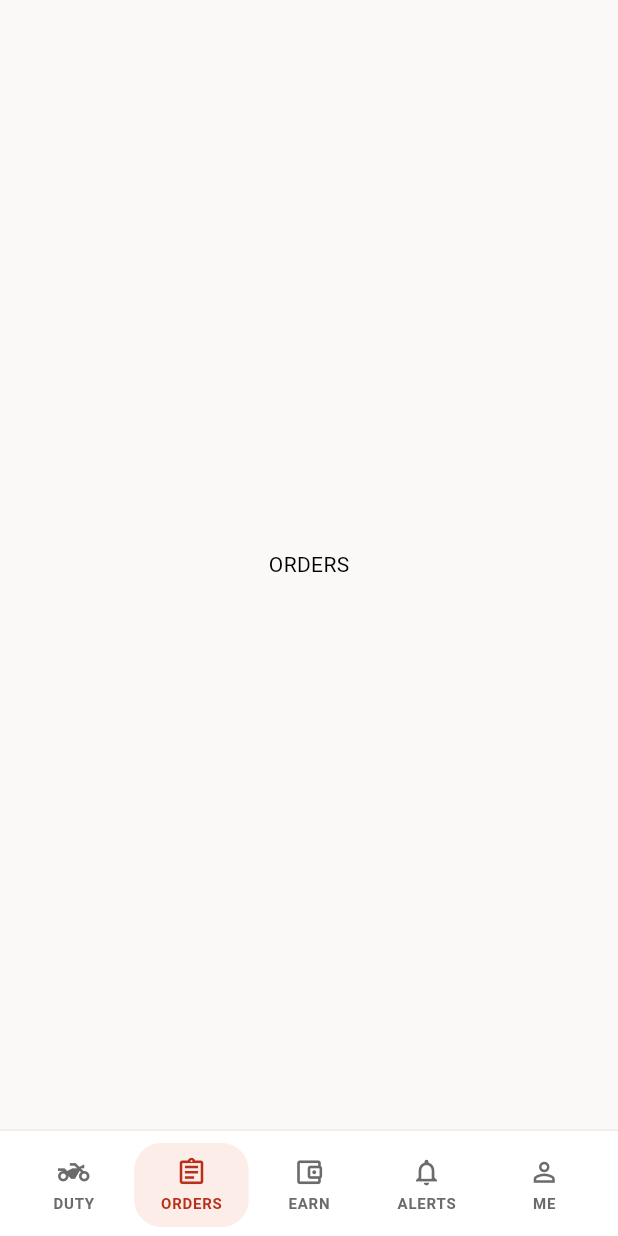
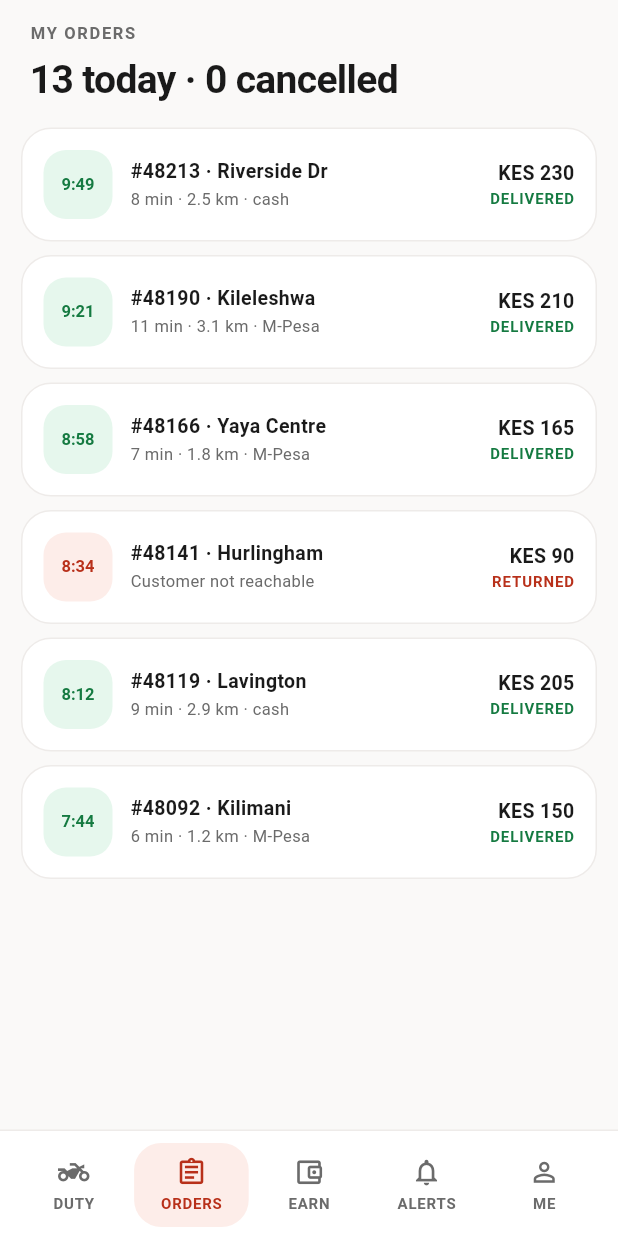
Before and after one commit to harrakaquick-dotcom/Delivery_app, a Flutter app: the MainShell screen opened by its route, item 2 of the bottom bar chosen, on a phone screen of 412 x 824 dp. Run offline on Flutter 3.47's test engine with Material 3 defaults, Android fonts, the phone set to English and light mode, and no system bars; our stand-ins replace flutter_riverpod, flutter_svg; Roboto replaces fonts that are missing (Archivo).

Commit message:
Add orders history screen
Co-Authored-By: Claude Sonnet 5 <noreply@anthropic.com>

```diff
--- /dev/null
+++ b/lib/features/orders/data/sample_orders.dart
@@ -0,0 +1,55 @@
+import '../domain/entities/order_history_item.dart';
+
+/// Demo order history for today.
+const String sampleOrdersSummary = '13 today · 0 cancelled';
+
+const List<OrderHistoryItem> sampleOrderHistory = [
+  OrderHistoryItem(
+    time: '9:49',
+    id: '#48213',
+    drop: 'Riverside Dr',
+    meta: '8 min · 2.5 km · cash',
+    pay: 'KES 230',
+    outcome: OrderOutcome.delivered,
+  ),
+  OrderHistoryItem(
+    time: '9:21',
+    id: '#48190',
+    drop: 'Kileleshwa',
+    meta: '11 min · 3.1 km · M-Pesa',
+    pay: 'KES 210',
+    outcome: OrderOutcome.delivered,
+  ),
+  OrderHistoryItem(
+    time: '8:58',
+    id: '#48166',
+    drop: 'Yaya Centre',
+    meta: '7 min · 1.8 km · M-Pesa',
+    pay: 'KES 165',
+    outcome: OrderOutcome.delivered,
+  ),
+  OrderHistoryItem(
+    time: '8:34',
+    id: '#48141',
+    drop: 'Hurlingham',
+    meta: 'Customer not reachable',
+    pay: 'KES 90',
+    outcome: OrderOutcome.returned,
+  ),
+  OrderHistoryItem(
+    time: '8:12',
+    id: '#48119',
+    drop: 'Lavington',
+    meta: '9 min · 2.9 km · cash',
+    pay: 'KES 205',
+    outcome: OrderOutcome.delivered,
+  ),
+  OrderHistoryItem(
+    time: '7:44',
+    id: '#48092',
+    drop: 'Kilimani',
+    meta: '6 min · 1.2 km · M-Pesa',
+    pay: 'KES 150',
+    outcome: OrderOutcome.delivered,
+  ),
+];
--- /dev/null
+++ b/lib/features/orders/domain/entities/order_history_item.dart
@@ -0,0 +1,21 @@
+/// Final state of a past order.
+enum OrderOutcome { delivered, returned }
+
+/// One row in the agent's order history.
+class OrderHistoryItem {
+  const OrderHistoryItem({
+    required this.time,
+    required this.id,
+    required this.drop,
+    required this.meta,
+    required this.pay,
+    required this.outcome,
+  });
+
+  final String time;
+  final String id;
+  final String drop;
+  final String meta;
+  final String pay;
+  final OrderOutcome outcome;
+}
--- /dev/null
+++ b/lib/features/orders/presentation/screens/orders_screen.dart
@@ -0,0 +1,124 @@
+import 'package:flutter/material.dart';
+
+import '../../../../core/constants/app_colors.dart';
+import '../../../../core/constants/app_text_styles.dart';
+import '../../../../core/widgets/app_card.dart';
+import '../../../../core/widgets/section_label.dart';
+import '../../data/sample_orders.dart';
+import '../../domain/entities/order_history_item.dart';
+
+/// Orders tab: time-chip list; returns read differently from deliveries.
+class OrdersScreen extends StatelessWidget {
+  const OrdersScreen({super.key});
+
+  @override
+  Widget build(BuildContext context) {
+    return ListView(
+      padding: const EdgeInsets.only(bottom: 22),
+      children: [
+        Padding(
+          padding: const EdgeInsets.fromLTRB(20, 14, 20, 0),
+          child: Column(
+            crossAxisAlignment: CrossAxisAlignment.start,
+            children: [
+              const SectionLabel('My orders'),
+              const SizedBox(height: 8),
+              Text(
+                sampleOrdersSummary,
+                style: AppTextStyles.headingLarge.copyWith(
+                  fontSize: 26,
+                  height: 1.2,
+                ),
+              ),
+            ],
+          ),
+        ),
+        Padding(
+          padding: const EdgeInsets.fromLTRB(14, 16, 14, 0),
+          child: Column(
+            children: [
+              for (var i = 0; i < sampleOrderHistory.length; i++) ...[
+                if (i > 0) const SizedBox(height: 9),
+                _OrderRow(item: sampleOrderHistory[i]),
+              ],
+            ],
+          ),
+        ),
+      ],
+    );
+  }
+}
+
+/// One past order.
+class _OrderRow extends StatelessWidget {
+  const _OrderRow({required this.item});
+
+  final OrderHistoryItem item;
+
+  @override
+  Widget build(BuildContext context) {
+    final returned = item.outcome == OrderOutcome.returned;
+    final chipBg = returned ? AppColors.primaryLight : AppColors.secondaryLight;
+    final fg = returned ? AppColors.primaryDark : AppColors.secondary;
+    return AppCard(
+      padding: const EdgeInsets.all(14),
+      child: Row(
+        children: [
+          Container(
+            width: 46,
+            height: 46,
+            alignment: Alignment.center,
+            decoration: BoxDecoration(
+              color: chipBg,
+              borderRadius: BorderRadius.circular(15),
+            ),
+            child: Text(
+              item.time,
+              style: AppTextStyles.chip.copyWith(
+                fontSize: 11,
+                color: fg,
+                letterSpacing: 0,
+              ),
+            ),
+          ),
+          const SizedBox(width: 12),
+          Expanded(
+            child: Column(
+              crossAxisAlignment: CrossAxisAlignment.start,
+              children: [
+                Text(
+                  '${item.id} · ${item.drop}',
+                  style: AppTextStyles.titleSmall,
+                ),
+                const SizedBox(height: 2),
+                Text(
+                  item.meta,
+                  style: AppTextStyles.caption.copyWith(
+                    fontSize: 11,
+                    height: 1.45,
+                  ),
+                ),
+              ],
+            ),
+          ),
+          const SizedBox(width: 8),
+          Column(
+            crossAxisAlignment: CrossAxisAlignment.end,
+            children: [
+              Text(item.pay, style: AppTextStyles.titleSmall),
+              const SizedBox(height: 2),
+              Text(
+                (returned ? 'Returned' : 'Delivered').toUpperCase(),
+                style: AppTextStyles.chip.copyWith(
+                  color: fg,
+                  letterSpacing: 0.6,
+                  height: 1.3,
+                ),
+              ),
+            ],
+          ),
+        ],
+      ),
+    );
+  }
+}
--- a/lib/features/shell/presentation/screens/main_shell.dart
+++ b/lib/features/shell/presentation/screens/main_shell.dart
@@ -8,6 +8,7 @@ import '../../../../core/providers/session_providers.dart';
 import '../../../../core/routing/route_names.dart';
 import '../../../duty/domain/entities/duty_summary.dart';
 import '../../../duty/presentation/screens/duty_home_screen.dart';
+import '../../../orders/presentation/screens/orders_screen.dart';
 
 /// Tab shell holding the five main screens behind the bottom bar.
 class MainShell extends ConsumerWidget {
@@ -45,7 +46,8 @@ class MainShell extends ConsumerWidget {
               onSimulate: () =>
                   Navigator.of(context).pushNamed(RouteNames.request),
             ),
-            for (final t in _tabs.skip(1)) Center(child: Text(t.label)),
+            const OrdersScreen(),
+            for (final t in _tabs.skip(2)) Center(child: Text(t.label)),
           ],
         ),
       ),
```
Also changed, not shown: 1 other file.
